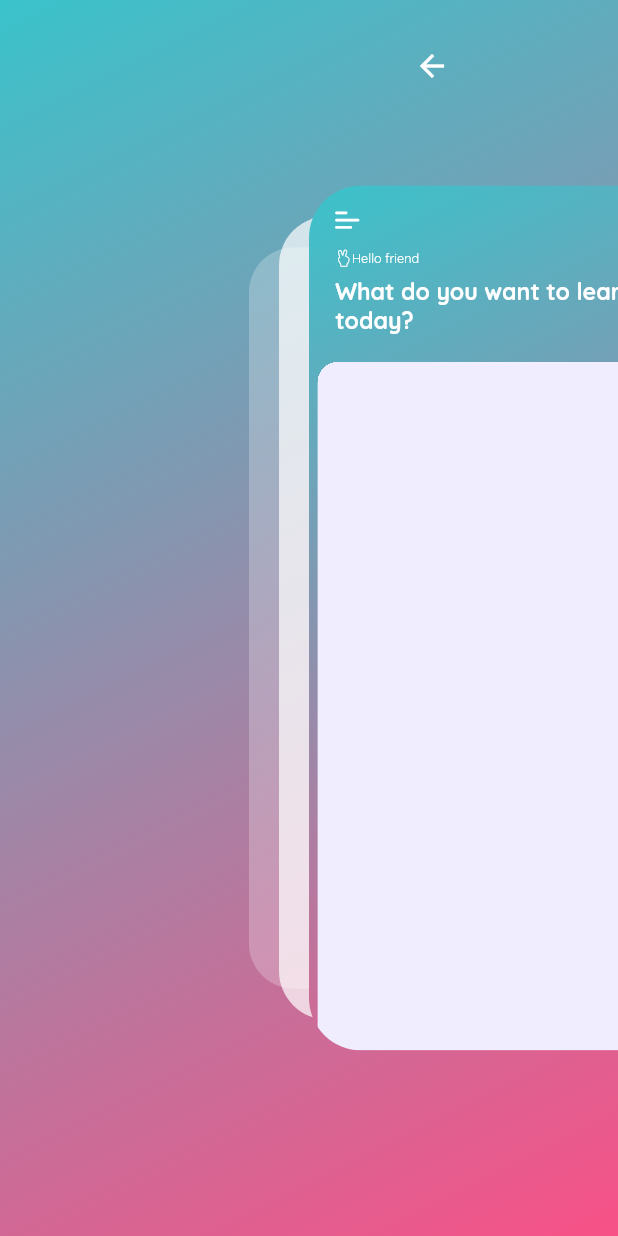
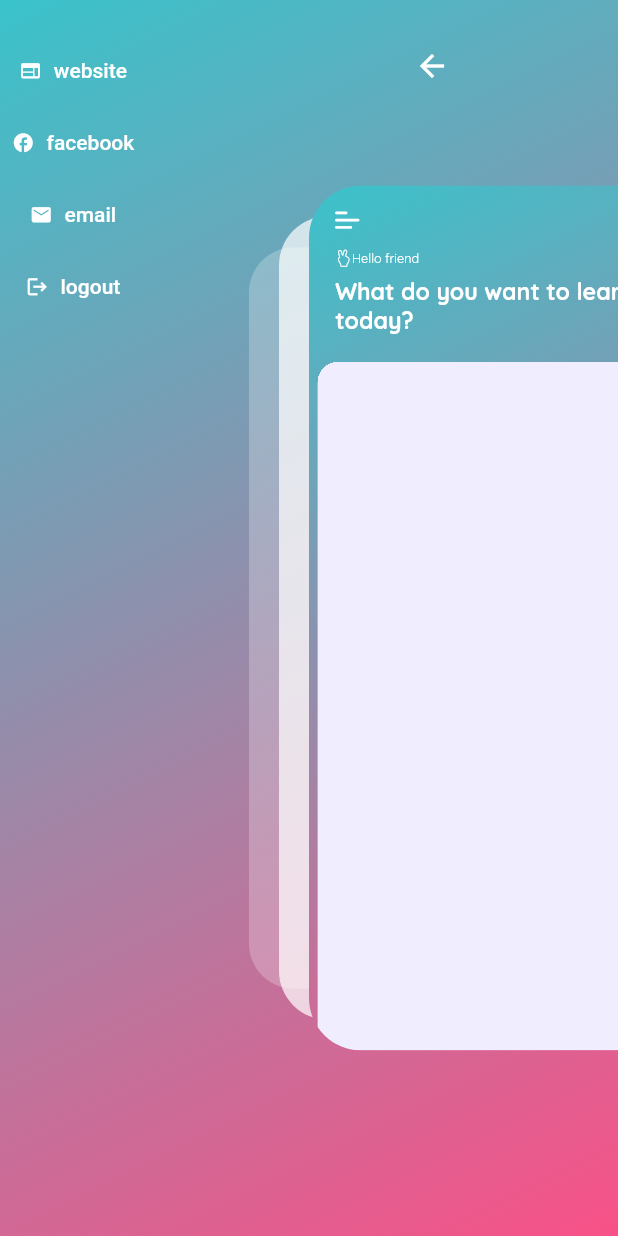
Before and after one commit to banku27/Study_App_Firebase, a Flutter app: the HomeScreen screen opened by its route, after a tap on an icon or button, on a phone screen of 412 x 824 dp. Run offline on Flutter 3.47's test engine with Material 2 defaults, Android fonts, the phone set to English and light mode, and no system bars; drawn by our look-alikes of flutter_zoom_drawer; our stand-ins replace cached_network_image, cloud_firestore, firebase_auth, firebase_core, firebase_storage, flutter_svg and 3 more; accounts and stored records are empty; project files that could hold a hidden picture were left out.

Commit message:
zoom controller methods

```diff
--- a/lib/controllers/auth_controller.dart
+++ b/lib/controllers/auth_controller.dart
@@ -46,12 +46,26 @@ class AuthController extends GetxController {
     }
   }
 
+  User? getUser() {
+    _user.value = _auth.currentUser;
+    return _user.value;
+  }
+
   saveUser(GoogleSignInAccount account) {
     userReference.doc(account.email).set({
       "email": account.email,
       "name": account.displayName,
       "profilepic": account.photoUrl,
     });
+  }
+
+  Future<void> signOut() async {
+    Get.snackbar('Sign-Out', 'Sign Out');
+    try {
+      await _auth.signOut();
+    } on FirebaseAuthException catch (e) {
+      Get.snackbar('error', e.toString());
+    }
   }
 
   void navigateToIntroduction() {
--- a/lib/controllers/my_zoom_drawer_controller.dart
+++ b/lib/controllers/my_zoom_drawer_controller.dart
@@ -1,11 +1,16 @@
+import 'package:firebase_auth/firebase_auth.dart';
 import 'package:flutter_zoom_drawer/flutter_zoom_drawer.dart';
 import 'package:get/get.dart';
+import 'package:study_app_firebase/controllers/auth_controller.dart';
+import 'package:url_launcher/url_launcher.dart';
 
 class MyZoomDrawerController extends GetxController {
   final zoomDrawerController = ZoomDrawerController();
+  Rxn<User?> user = Rxn();
 
   @override
   void onReady() {
+    user.value = Get.find<AuthController>().getUser();
     super.onReady();
   }
 
@@ -18,17 +23,21 @@ class MyZoomDrawerController extends GetxController {
 
   void signIn() {}
 
-  void gitHub() {}
+  void website() {}
 
-  // void email() {
-  //   final Uri emailLaunchUri = Uri(
-  //     scheme: 'mailto',
-  //     path: 'pankaj2706parihar@gmail.com',
-  //   );
-  //   _launch(emailLaunchUri);
-  // }
+  void email() {
+    final Uri emailLaunchUri = Uri(
+      scheme: 'mailto',
+      path: 'pankaj2706parihar@gmail.com',
+    );
+    _launch(emailLaunchUri.toString());
+  }
 
-  // _launch(String url){
+  Future<void> _launch(String url) async {
+    if (!await launch(url)) {
+      throw 'could not launch $url';
+    }
+  }
 
-  // }
+  // _launch(String url) {}
 }
--- a/lib/screens/home/menu_screen.dart
+++ b/lib/screens/home/menu_screen.dart
@@ -1,5 +1,6 @@
 import 'package:flutter/material.dart';
 import 'package:get/get.dart';
+
 import 'package:study_app_firebase/configs/themes/app_colors.dart';
 import 'package:study_app_firebase/controllers/my_zoom_drawer_controller.dart';
 
@@ -31,7 +32,46 @@ class MenuScreen extends GetView<MyZoomDrawerController> {
                     controller.toggleDrawer();
                   },
                 ),
-              )
+              ),
+              Padding(
+                padding: EdgeInsets.only(
+                    right: MediaQuery.of(context).size.width * 0.3),
+                child: Column(
+                  children: [
+                    Obx(
+                      () => controller.user.value == null
+                          ? const SizedBox()
+                          : Text(
+                              controller.user.value!.displayName ?? "",
+                              style: const TextStyle(
+                                  fontWeight: FontWeight.w900,
+                                  fontSize: 18,
+                                  color: onSurfaceTextColor),
+                            ),
+                    ),
+                    _DrawerButton(
+                      icon: Icons.web,
+                      label: "website",
+                      onTap: () => controller.website(),
+                    ),
+                    _DrawerButton(
+                      icon: Icons.facebook,
+                      label: "facebook",
+                      onTap: () => controller.website(),
+                    ),
+                    _DrawerButton(
+                      icon: Icons.email,
+                      label: "email",
+                      onTap: () => controller.email(),
+                    ),
+                    _DrawerButton(
+                      icon: Icons.logout,
+                      label: "logout",
+                      onTap: () => controller.website(),
+                    ),
+                  ],
+                ),
+              ),
             ],
           ),
         ),
@@ -39,3 +79,26 @@ class MenuScreen extends GetView<MyZoomDrawerController> {
     );
   }
 }
+
+class _DrawerButton extends StatelessWidget {
+  const _DrawerButton({
+    Key? key,
+    required this.icon,
+    required this.label,
+    this.onTap,
+  }) : super(key: key);
+  final IconData icon;
+  final String label;
+  final VoidCallback? onTap;
+
+  @override
+  Widget build(BuildContext context) {
+    return TextButton.icon(
+        onPressed: onTap,
+        icon: Icon(
+          icon,
+          size: 15,
+        ),
+        label: Text(label));
+  }
+}
```
